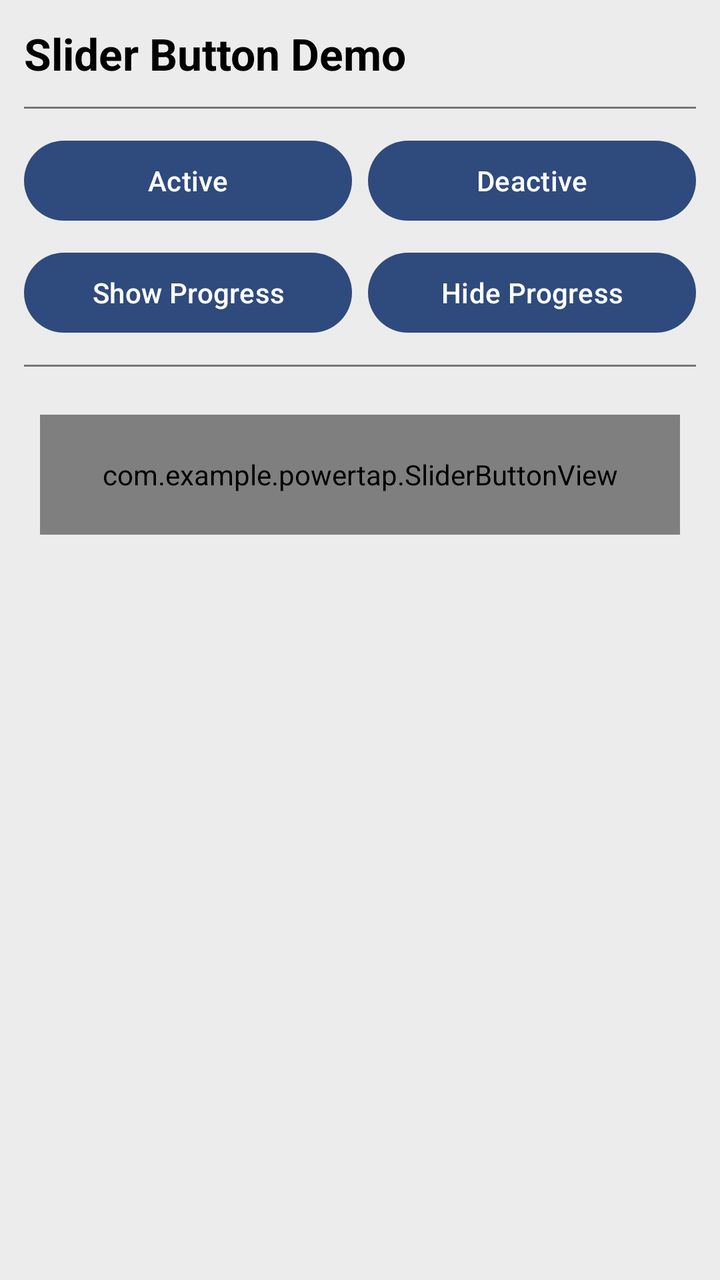
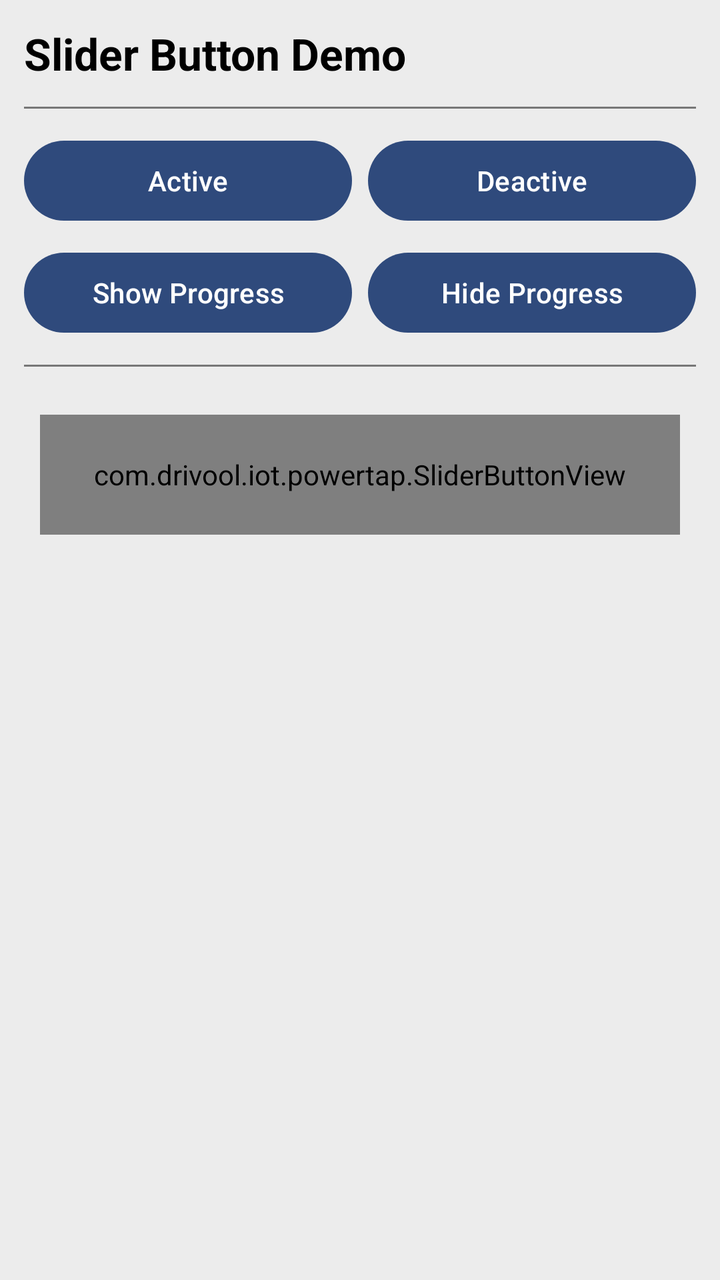

Two renders of the same Android screen: before a commit and after it. Below are the layout's source before the change and the commit's diff.
<!-- AndroidManifest.xml: application theme Theme.PowerTap -->
<!-- res/layout/fragment_slider.xml -->
<?xml version="1.0" encoding="utf-8"?>
<LinearLayout xmlns:android="http://schemas.android.com/apk/res/android"
    android:layout_width="match_parent"
    android:layout_height="match_parent"
    android:orientation="vertical"
    android:padding="12dp"
    android:background="#ECECEC"
    android:fitsSystemWindows="true"
    android:paddingTop="20dp">

    <TextView
        android:id="@+id/titleText"
        android:layout_width="wrap_content"
        android:layout_height="wrap_content"
        android:text="Slider Button Demo"
        android:textSize="22sp"
        android:textStyle="bold"
        android:textColor="#000000"
        android:paddingBottom="12dp"/>

    <View
        android:layout_width="match_parent"
        android:layout_height="1dp"
        android:background="#777777"/>

    <LinearLayout
        android:layout_width="match_parent"
        android:layout_height="wrap_content"
        android:orientation="vertical"
        android:layout_marginTop="12dp"
        android:layout_marginBottom="12dp">

        <LinearLayout
            android:layout_width="match_parent"
            android:layout_height="wrap_content"
            android:orientation="horizontal">

            <Button
                android:id="@+id/btnActive"
                android:layout_width="0dp"
                android:layout_height="wrap_content"
                android:layout_weight="1"
                android:text="Active"/>

            <Button
                android:id="@+id/btnDeactive"
                android:layout_width="0dp"
                android:layout_height="wrap_content"
                android:layout_weight="1"
                android:text="Deactive"
                android:layout_marginStart="8dp"/>

        </LinearLayout>

        <LinearLayout
            android:layout_width="match_parent"
            android:layout_height="wrap_content"
            android:orientation="horizontal"
            android:layout_marginTop="8dp">

            <Button
                android:id="@+id/btnShow"
                android:layout_width="0dp"
                android:layout_height="wrap_content"
                android:layout_weight="1"
                android:text="Show Progress"/>

            <Button
                android:id="@+id/btnHide"
                android:layout_width="0dp"
                android:layout_height="wrap_content"
                android:layout_weight="1"
                android:text="Hide Progress"
                android:layout_marginStart="8dp"/>

        </LinearLayout>

    </LinearLayout>

    <View
        android:layout_width="match_parent"
        android:layout_height="1dp"
        android:background="#777777"/>

    <com.example.powertap.SliderButtonView
        android:id="@+id/slider"
        android:layout_width="320dp"
        android:layout_height="60dp"
        android:layout_marginTop="24dp"
        android:layout_gravity="center" />

</LinearLayout>
<!-- resources referenced by this layout -->
<resources>
  <style name="Theme.PowerTap" parent="Theme.Material3.DayNight.NoActionBar">
          <item name="colorPrimary">#2f4a7c</item>
          <item name="android:statusBarColor">#2f4a7c</item>
      </style>
</resources>

<!-- the commit's change to res/layout/fragment_slider.xml (unified diff, before → after) -->
@@ -82,7 +82,7 @@
         android:layout_height="1dp"
         android:background="#777777"/>
 
-    <com.example.powertap.SliderButtonView
+    <com.drivool.iot.powertap.SliderButtonView
         android:id="@+id/slider"
         android:layout_width="320dp"
         android:layout_height="60dp"
